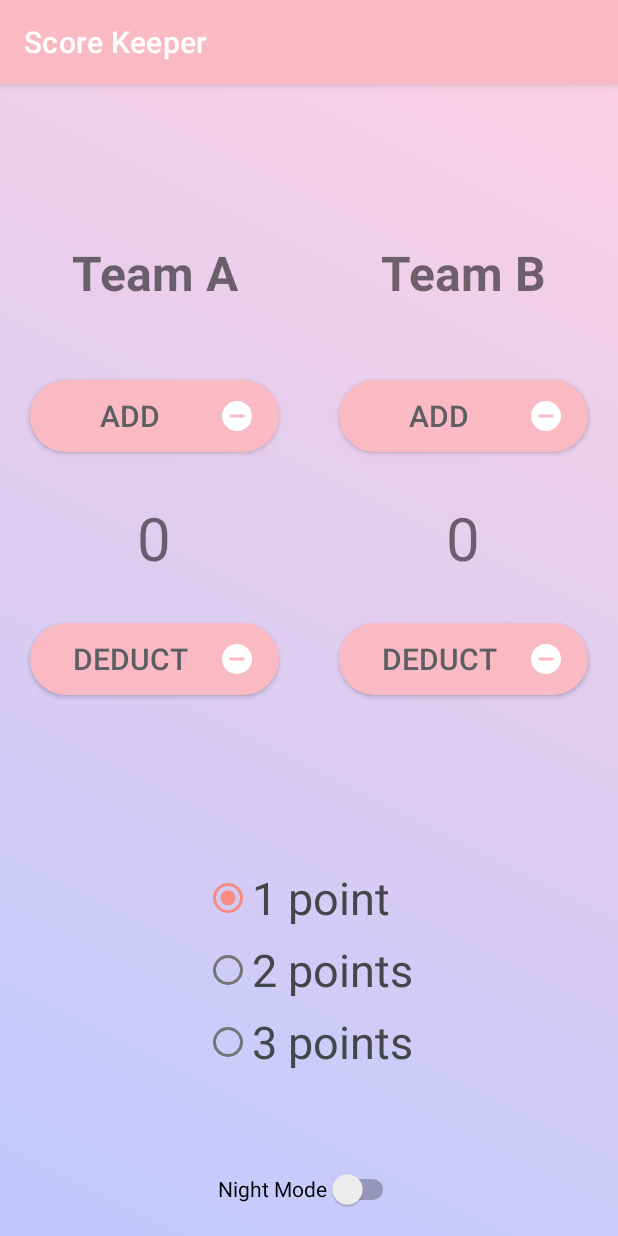
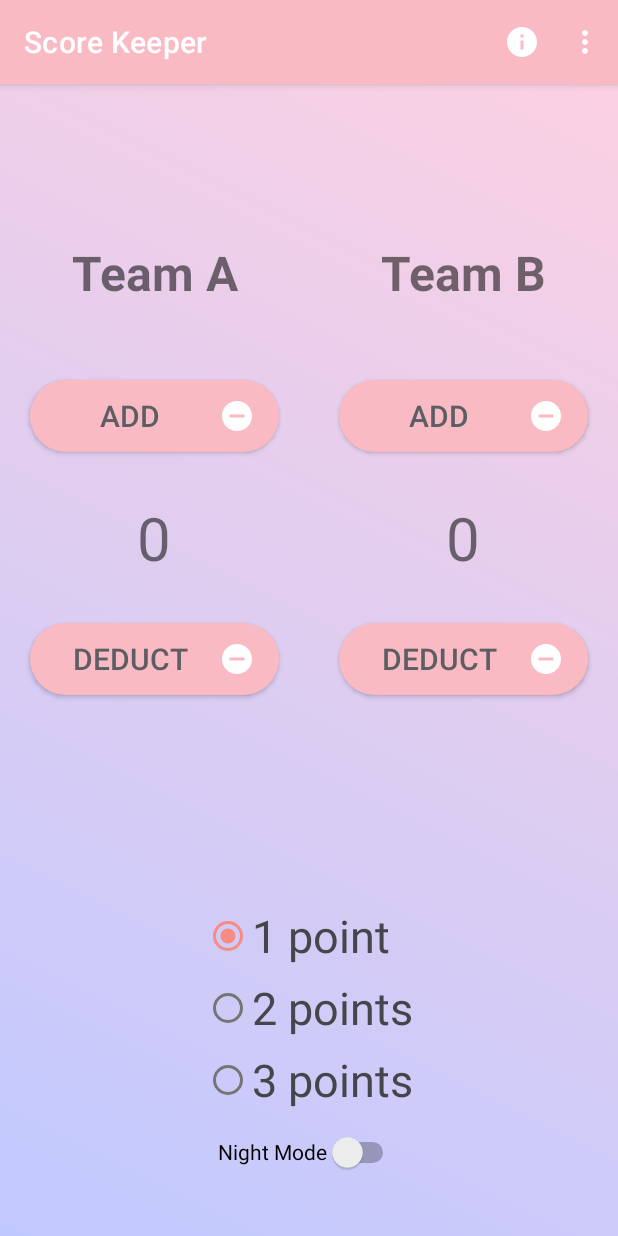
Before and after one commit to YuenShanTsang/YuenShan_Score, an Android app: the screen it shows after launch (MainActivity), on a phone screen of 412 x 824 dp. Run offline under Robolectric (Android 15) with nearby library versions, the phone set to English and light mode, and no system bars.

Commit message:
Added menu in action bar, created toast for about

```diff
--- a/app/src/main/java/com/example/yuenshan_score/MainActivity.kt
+++ b/app/src/main/java/com/example/yuenshan_score/MainActivity.kt
@@ -1,14 +1,14 @@
 package com.example.yuenshan_score
 
+import android.content.SharedPreferences
 import android.content.res.Configuration
-import android.content.SharedPreferences
-import androidx.appcompat.app.AppCompatActivity
 import android.os.Bundle
 import android.preference.PreferenceManager
-import android.widget.Button
-import android.widget.RadioGroup
-import android.widget.Switch
-import android.widget.TextView
+import android.view.Menu
+import android.view.MenuInflater
+import android.view.MenuItem
+import android.widget.*
+import androidx.appcompat.app.AppCompatActivity
 import androidx.appcompat.app.AppCompatDelegate
 
 class MainActivity : AppCompatActivity() {
@@ -146,4 +146,24 @@ class MainActivity : AppCompatActivity() {
         scoreBTextView.text = teamBScore.toString()
     }
 
+    override fun onCreateOptionsMenu(menu: Menu): Boolean {
+        val inflater: MenuInflater = menuInflater
+        inflater.inflate(R.menu.main_menu, menu)
+        return true
+    }
+
+    override fun onOptionsItemSelected(item: MenuItem): Boolean {
+        // Handle item selection
+        return when (item.itemId) {
+            R.id.about -> {
+                val toast = Toast.makeText(this, "Developed by Yuen Shan Tsang(Clary)\nCourse Code: JAV1001", Toast.LENGTH_SHORT)
+                toast.show()
+                true
+            }
+            R.id.settings -> {
+                true
+            }
+            else -> super.onOptionsItemSelected(item)
+        }
+    }
 }
--- /dev/null
+++ b/app/src/main/res/drawable/about_icon.xml
@@ -0,0 +1,5 @@
+<vector android:height="24dp" android:tint="#FFFFFF"
+    android:viewportHeight="24" android:viewportWidth="24"
+    android:width="24dp" xmlns:android="http://schemas.android.com/apk/res/android">
+    <path android:fillColor="@android:color/white" android:pathData="M12,2C6.48,2 2,6.48 2,12s4.48,10 10,10 10,-4.48 10,-10S17.52,2 12,2zM13,17h-2v-6h2v6zM13,9h-2L11,7h2v2z"/>
+</vector>
--- a/app/src/main/res/layout/activity_main.xml
+++ b/app/src/main/res/layout/activity_main.xml
@@ -144,7 +144,6 @@
             android:id="@+id/radioGroup"
             android:layout_width="wrap_content"
             android:layout_height="wrap_content"
-            android:layout_marginBottom="50dp"
             tools:ignore="UselessParent">
 
             <!--One point radio button-->
--- /dev/null
+++ b/app/src/main/res/menu/main_menu.xml
@@ -0,0 +1,10 @@
+<?xml version="1.0" encoding="utf-8"?>
+<menu xmlns:app="http://schemas.android.com/apk/res-auto"
+    xmlns:android="http://schemas.android.com/apk/res/android">
+    <item android:id="@+id/about"
+        android:icon="@drawable/about_icon"
+        android:title="@string/about"
+        app:showAsAction="ifRoom" />
+    <item android:id="@+id/settings"
+        android:title="@string/settings" />
+</menu>
--- a/app/src/main/res/values/strings.xml
+++ b/app/src/main/res/values/strings.xml
@@ -10,4 +10,6 @@
     <string name="radio2_button">2 points</string>
     <string name="radio3_button">3 points</string>
     <string name="night_mode_switch">Night Mode</string>
+    <string name="about">About</string>
+    <string name="settings">Settings</string>
 </resources>
```
